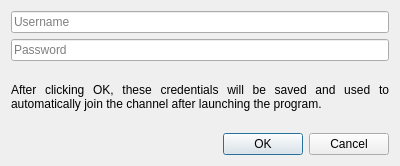
Before: the Qt Designer form ui/autologindatadialog.ui in lighterowl/czateria, drawn with Qt 5.
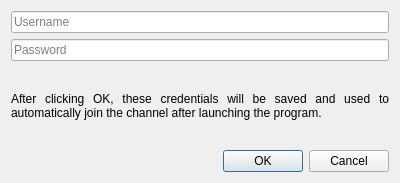
After: the same form once the commit is applied.

Diff of the .ui file:
```diff
--- a/ui/autologindatadialog.ui
+++ b/ui/autologindatadialog.ui
@@ -7,7 +7,7 @@
     <x>0</x>
     <y>0</y>
     <width>400</width>
-    <height>166</height>
+    <height>183</height>
    </rect>
   </property>
   <property name="windowTitle">
```
